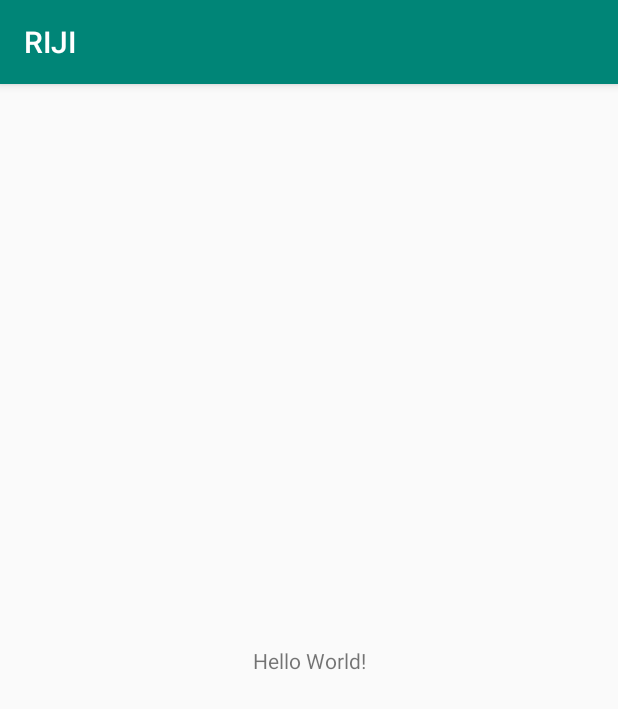
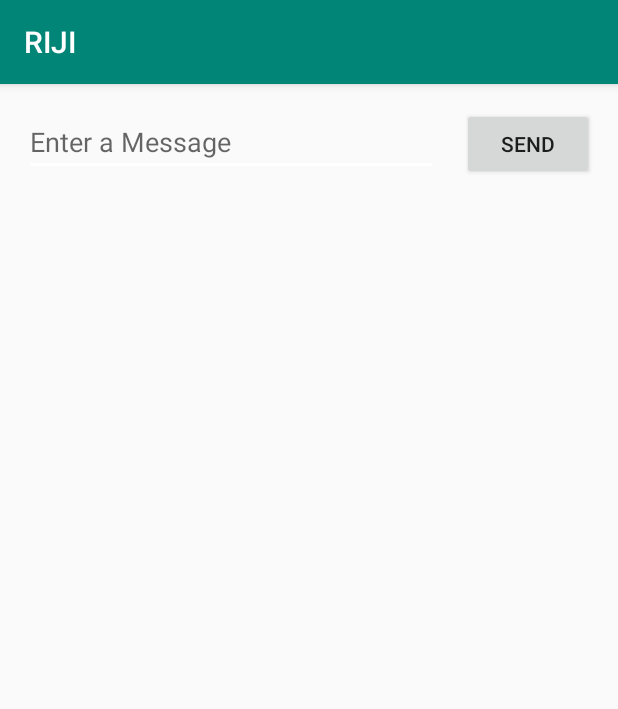
Before and after one commit to Accias/RIJI, an Android app: the screen it shows after launch (MainActivity), on a phone screen of 412 x 824 dp. Shown: the top 709 px of the screen. Run offline under Robolectric (Android 15) with nearby library versions, the phone set to English and light mode, and no system bars.

Commit message:
added ui stuff

```diff
--- a/app/src/main/res/layout/activity_main.xml
+++ b/app/src/main/res/layout/activity_main.xml
@@ -6,13 +6,31 @@
     android:layout_height="match_parent"
     tools:context=".MainActivity">
 
-    <TextView
+    <EditText
+        android:id="@+id/editText"
+        android:layout_width="0dp"
+        android:layout_height="wrap_content"
+        android:layout_marginStart="16dp"
+        android:layout_marginTop="16dp"
+        android:ems="10"
+        android:hint="@string/edit_message"
+        android:inputType="textPersonName"
+        app:layout_constraintEnd_toStartOf="@+id/button2"
+        app:layout_constraintHorizontal_bias="0.5"
+        app:layout_constraintStart_toStartOf="parent"
+        app:layout_constraintTop_toTopOf="parent" />
+
+    <Button
+        android:id="@+id/button2"
         android:layout_width="wrap_content"
         android:layout_height="wrap_content"
-        android:text="Hello World!"
-        app:layout_constraintBottom_toBottomOf="parent"
-        app:layout_constraintLeft_toLeftOf="parent"
-        app:layout_constraintRight_toRightOf="parent"
+        android:layout_marginStart="16dp"
+        android:layout_marginTop="16dp"
+        android:layout_marginEnd="16dp"
+        android:onClick="sendMessage"
+        android:text="@string/button_send"
+        app:layout_constraintEnd_toEndOf="parent"
+        app:layout_constraintHorizontal_bias="0.5"
+        app:layout_constraintStart_toEndOf="@+id/editText"
         app:layout_constraintTop_toTopOf="parent" />
-
 </androidx.constraintlayout.widget.ConstraintLayout>
--- a/app/src/main/res/values/colors.xml
+++ b/app/src/main/res/values/colors.xml
@@ -2,5 +2,5 @@
 <resources>
     <color name="colorPrimary">#008577</color>
     <color name="colorPrimaryDark">#00574B</color>
-    <color name="colorAccent">#D81B60</color>
+    <color name="colorAccent">#FFFFFF</color>
 </resources>
--- a/app/src/main/res/values/strings.xml
+++ b/app/src/main/res/values/strings.xml
@@ -1,3 +1,5 @@
 <resources>
     <string name="app_name">RIJI</string>
+    <string name="edit_message">Enter a Message</string>
+    <string name="button_send">Send</string>
 </resources>
```
Also changed, not shown: app/build.gradle (+4 -10 lines), app/src/main/AndroidManifest.xml (+7 -0 lines), app/src/main/java/com/example/riji/DisplayMessageActivity.java (added, +24 -0 lines), app/src/main/java/com/example/riji/MainActivity.java (+14 -1 lines), app/src/main/res/layout/activity_display_message.xml (added, +21 -0 lines), build.gradle (line endings or trailing spaces), 1 other file.
